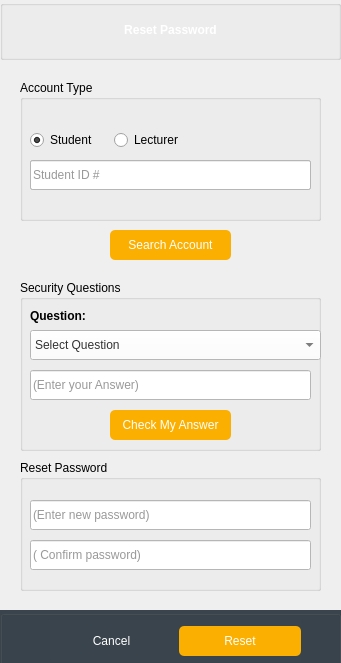
2013110993/SGS, file SGS-FINAL-PROJECT/forgotpassword.ui: the form before one commit.
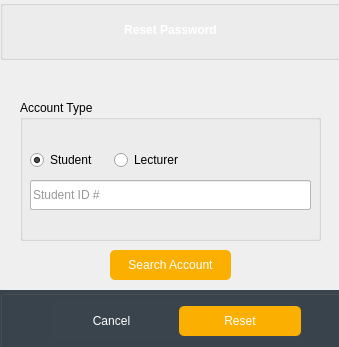
The form after the commit. Icons and pictures are not drawn.

Commit message: fixed forgot password ui

```diff
--- a/SGS-FINAL-PROJECT/forgotpassword.ui
+++ b/SGS-FINAL-PROJECT/forgotpassword.ui
@@ -6,8 +6,8 @@
    <rect>
     <x>0</x>
     <y>0</y>
-    <width>341</width>
-    <height>663</height>
+    <width>339</width>
+    <height>347</height>
    </rect>
   </property>
   <property name="windowTitle">
@@ -17,7 +17,7 @@
    <property name="geometry">
     <rect>
      <x>0</x>
-     <y>610</y>
+     <y>290</y>
      <width>341</width>
      <height>60</height>
     </rect>
@@ -165,11 +165,24 @@
     </property>
    </widget>
   </widget>
+  <widget class="QStackedWidget" name="stackedWidgetResetPassword">
+   <property name="geometry">
+    <rect>
+     <x>0</x>
+     <y>70</y>
+     <width>321</width>
+     <height>211</height>
+    </rect>
+   </property>
+   <property name="currentIndex">
+    <number>0</number>
+   </property>
+   <widget class="QWidget" name="page">
   <widget class="QGroupBox" name="accountTypegroupBox">
    <property name="geometry">
     <rect>
      <x>20</x>
-     <y>80</y>
+       <y>30</y>
      <width>301</width>
      <height>141</height>
     </rect>
@@ -271,11 +284,43 @@
     </property>
    </widget>
   </widget>
+    <widget class="QPushButton" name="accountLostResetButton">
+     <property name="geometry">
+      <rect>
+       <x>110</x>
+       <y>180</y>
+       <width>121</width>
+       <height>30</height>
+      </rect>
+     </property>
+     <property name="styleSheet">
+      <string notr="true">background:#fbaf01;
+color: #ffffff;
+border:0;
+height:30px;
+border-radius:5px;</string>
+     </property>
+     <property name="text">
+      <string>Search Account</string>
+     </property>
+     <property name="icon">
+      <iconset resource="images.qrc">
+       <normaloff>:/icons White/Icons/White/Search.png</normaloff>:/icons White/Icons/White/Search.png</iconset>
+     </property>
+     <property name="autoDefault">
+      <bool>false</bool>
+     </property>
+     <property name="default">
+      <bool>false</bool>
+     </property>
+    </widget>
+   </widget>
+   <widget class="QWidget" name="page_2">
   <widget class="QGroupBox" name="securityQuestiongroupBox">
    <property name="geometry">
     <rect>
-     <x>20</x>
-     <y>280</y>
+       <x>10</x>
+       <y>30</y>
      <width>301</width>
      <height>171</height>
     </rect>
@@ -399,8 +444,8 @@
   <widget class="QGroupBox" name="resetPasswordGroupBox">
    <property name="geometry">
     <rect>
-     <x>20</x>
-     <y>460</y>
+       <x>10</x>
+       <y>30</y>
      <width>301</width>
      <height>131</height>
     </rect>
@@ -467,35 +512,7 @@
     </property>
    </widget>
   </widget>
-  <widget class="QPushButton" name="accountLostResetButton">
-   <property name="geometry">
-    <rect>
-     <x>110</x>
-     <y>230</y>
-     <width>121</width>
-     <height>30</height>
-    </rect>
-   </property>
-   <property name="styleSheet">
-    <string notr="true">background:#fbaf01;
-color: #ffffff;
-border:0;
-height:30px;
-border-radius:5px;</string>
-   </property>
-   <property name="text">
-    <string>Search Account</string>
-   </property>
-   <property name="icon">
-    <iconset resource="images.qrc">
-     <normaloff>:/icons White/Icons/White/Search.png</normaloff>:/icons White/Icons/White/Search.png</iconset>
-   </property>
-   <property name="autoDefault">
-    <bool>false</bool>
-   </property>
-   <property name="default">
-    <bool>false</bool>
-   </property>
+   </widget>
   </widget>
  </widget>
  <resources>
```
Left out of the diff: 2 changed lines with no effect on the pictures. Lines whose indentation alone changed are shown as unchanged. The commit also changes 3 other files.
